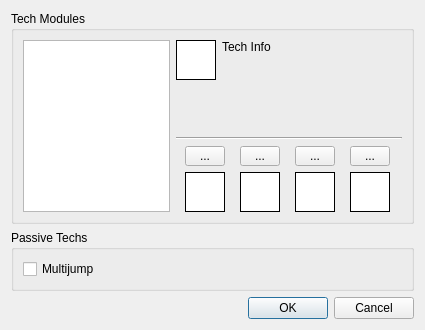
Qt form starcheat/templates/Techs.ui (wizzomafizzo/starcheat) before a commit.
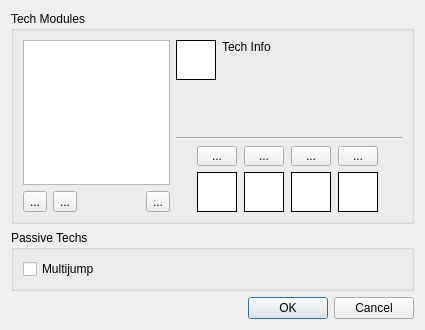
The same form after that commit. Icons and pictures are not drawn.

Commit message: Tech dialog tweaks

What changed in the file:
```diff
--- a/starcheat/templates/Techs.ui
+++ b/starcheat/templates/Techs.ui
@@ -26,219 +26,52 @@
       <string>Tech Modules</string>
      </property>
      <layout class="QGridLayout" name="gridLayout">
-      <item row="2" column="1">
-       <layout class="QHBoxLayout" name="horizontalLayout">
-        <item>
-         <layout class="QVBoxLayout" name="verticalLayout">
-          <item>
-           <widget class="QToolButton" name="icon1_button">
-            <property name="sizePolicy">
-             <sizepolicy hsizetype="Preferred" vsizetype="Preferred">
-              <horstretch>0</horstretch>
-              <verstretch>0</verstretch>
-             </sizepolicy>
-            </property>
-            <property name="maximumSize">
-             <size>
-              <width>40</width>
-              <height>20</height>
-             </size>
-            </property>
-            <property name="text">
-             <string>...</string>
-            </property>
-            <property name="icon">
-             <iconset resource="../resources.qrc">
-              <normaloff>:/starcheat/images/icons/glyphicons_halflings_093_arrow-down.png</normaloff>:/starcheat/images/icons/glyphicons_halflings_093_arrow-down.png</iconset>
-            </property>
-           </widget>
-          </item>
-          <item>
-           <widget class="QLabel" name="icon1">
-            <property name="minimumSize">
-             <size>
-              <width>40</width>
-              <height>40</height>
-             </size>
-            </property>
-            <property name="maximumSize">
-             <size>
-              <width>40</width>
-              <height>40</height>
-             </size>
-            </property>
-            <property name="styleSheet">
-             <string notr="true">background-color: white</string>
-            </property>
-            <property name="frameShape">
-             <enum>QFrame::Box</enum>
-            </property>
-            <property name="text">
-             <string/>
-            </property>
-           </widget>
-          </item>
-         </layout>
-        </item>
-        <item>
-         <layout class="QVBoxLayout" name="verticalLayout_2">
-          <item>
-           <widget class="QToolButton" name="icon2_button">
-            <property name="sizePolicy">
-             <sizepolicy hsizetype="Preferred" vsizetype="Preferred">
-              <horstretch>0</horstretch>
-              <verstretch>0</verstretch>
-             </sizepolicy>
-            </property>
-            <property name="maximumSize">
-             <size>
-              <width>40</width>
-              <height>20</height>
-             </size>
-            </property>
-            <property name="text">
-             <string>...</string>
-            </property>
-            <property name="icon">
-             <iconset resource="../resources.qrc">
-              <normaloff>:/starcheat/images/icons/glyphicons_halflings_093_arrow-down.png</normaloff>:/starcheat/images/icons/glyphicons_halflings_093_arrow-down.png</iconset>
-            </property>
-           </widget>
-          </item>
-          <item>
-           <widget class="QLabel" name="icon2">
-            <property name="minimumSize">
-             <size>
-              <width>40</width>
-              <height>40</height>
-             </size>
-            </property>
-            <property name="maximumSize">
-             <size>
-              <width>40</width>
-              <height>40</height>
-             </size>
-            </property>
-            <property name="styleSheet">
-             <string notr="true">background-color: white</string>
-            </property>
-            <property name="frameShape">
-             <enum>QFrame::Box</enum>
-            </property>
-            <property name="text">
-             <string/>
-            </property>
-           </widget>
-          </item>
-         </layout>
-        </item>
-        <item>
-         <layout class="QVBoxLayout" name="verticalLayout_3">
-          <item>
-           <widget class="QToolButton" name="icon3_button">
-            <property name="sizePolicy">
-             <sizepolicy hsizetype="Preferred" vsizetype="Preferred">
-              <horstretch>0</horstretch>
-              <verstretch>0</verstretch>
-             </sizepolicy>
-            </property>
-            <property name="maximumSize">
-             <size>
-              <width>40</width>
-              <height>20</height>
-             </size>
-            </property>
-            <property name="text">
-             <string>...</string>
-            </property>
-            <property name="icon">
-             <iconset resource="../resources.qrc">
-              <normaloff>:/starcheat/images/icons/glyphicons_halflings_093_arrow-down.png</normaloff>:/starcheat/images/icons/glyphicons_halflings_093_arrow-down.png</iconset>
-            </property>
-           </widget>
-          </item>
-          <item>
-           <widget class="QLabel" name="icon3">
-            <property name="minimumSize">
-             <size>
-              <width>40</width>
-              <height>40</height>
-             </size>
-            </property>
-            <property name="maximumSize">
-             <size>
-              <width>40</width>
-              <height>40</height>
-             </size>
-            </property>
-            <property name="styleSheet">
-             <string notr="true">background-color: white</string>
-            </property>
-            <property name="frameShape">
-             <enum>QFrame::Box</enum>
-            </property>
-            <property name="text">
-             <string/>
-            </property>
-           </widget>
-          </item>
-         </layout>
-        </item>
-        <item>
-         <layout class="QVBoxLayout" name="verticalLayout_4">
-          <item>
-           <widget class="QToolButton" name="icon4_button">
-            <property name="sizePolicy">
-             <sizepolicy hsizetype="Preferred" vsizetype="Preferred">
-              <horstretch>0</horstretch>
-              <verstretch>0</verstretch>
-             </sizepolicy>
-            </property>
-            <property name="maximumSize">
-             <size>
-              <width>40</width>
-              <height>20</height>
-             </size>
-            </property>
-            <property name="text">
-             <string>...</string>
-            </property>
-            <property name="icon">
-             <iconset resource="../resources.qrc">
-              <normaloff>:/starcheat/images/icons/glyphicons_halflings_093_arrow-down.png</normaloff>:/starcheat/images/icons/glyphicons_halflings_093_arrow-down.png</iconset>
-            </property>
-           </widget>
-          </item>
-          <item>
-           <widget class="QLabel" name="icon4">
-            <property name="minimumSize">
-             <size>
-              <width>40</width>
-              <height>40</height>
-             </size>
-            </property>
-            <property name="maximumSize">
-             <size>
-              <width>40</width>
-              <height>40</height>
-             </size>
-            </property>
-            <property name="styleSheet">
-             <string notr="true">background-color: white</string>
-            </property>
-            <property name="frameShape">
-             <enum>QFrame::Box</enum>
-            </property>
-            <property name="text">
-             <string/>
-            </property>
-           </widget>
-          </item>
-         </layout>
-        </item>
-       </layout>
+      <item row="3" column="1">
+       <widget class="QToolButton" name="remove_button">
+        <property name="toolTip">
+         <string>Remove Known Tech</string>
+        </property>
+        <property name="text">
+         <string>...</string>
+        </property>
+        <property name="icon">
+         <iconset resource="../resources.qrc">
+          <normaloff>:/starcheat/images/icons/glyphicons_halflings_081_minus-sign.png</normaloff>:/starcheat/images/icons/glyphicons_halflings_081_minus-sign.png</iconset>
+        </property>
+       </widget>
       </item>
-      <item row="0" column="1">
+      <item row="3" column="3">
+       <widget class="QToolButton" name="unlock_button">
+        <property name="toolTip">
+         <string>Unlock All Techs</string>
+        </property>
+        <property name="text">
+         <string>...</string>
+        </property>
+        <property name="icon">
+         <iconset resource="../resources.qrc">
+          <normaloff>:/starcheat/images/icons/glyphicons_204_unlock.png</normaloff>:/starcheat/images/icons/glyphicons_204_unlock.png</iconset>
+        </property>
+       </widget>
+      </item>
+      <item row="3" column="0">
+       <widget class="QToolButton" name="add_button">
+        <property name="toolTip">
+         <string>Add Known Tech</string>
+        </property>
+        <property name="text">
+         <string>...</string>
+        </property>
+        <property name="icon">
+         <iconset resource="../resources.qrc">
+          <normaloff>:/starcheat/images/icons/glyphicons_halflings_080_plus-sign.png</normaloff>:/starcheat/images/icons/glyphicons_halflings_080_plus-sign.png</iconset>
+        </property>
+       </widget>
+      </item>
+      <item row="0" column="0" rowspan="3" colspan="4">
+       <widget class="QListWidget" name="known_techs"/>
+      </item>
+      <item row="0" column="4">
        <layout class="QGridLayout" name="gridLayout_3">
         <item row="0" column="0">
          <widget class="QLabel" name="current_icon">
@@ -299,16 +132,247 @@
         </item>
        </layout>
       </item>
-      <item row="0" column="0" rowspan="3">
-       <widget class="QListWidget" name="available_techs"/>
+      <item row="2" column="4" rowspan="2">
+       <layout class="QHBoxLayout" name="horizontalLayout">
+        <property name="spacing">
+         <number>6</number>
+        </property>
+        <property name="leftMargin">
+         <number>20</number>
+        </property>
+        <property name="rightMargin">
+         <number>20</number>
+        </property>
+        <item>
+         <layout class="QVBoxLayout" name="verticalLayout">
+          <item>
+           <widget class="QToolButton" name="icon1_button">
+            <property name="sizePolicy">
+             <sizepolicy hsizetype="Preferred" vsizetype="Preferred">
+              <horstretch>0</horstretch>
+              <verstretch>0</verstretch>
+             </sizepolicy>
+            </property>
+            <property name="maximumSize">
+             <size>
+              <width>40</width>
+              <height>20</height>
+             </size>
+            </property>
+            <property name="text">
+             <string>...</string>
+            </property>
+            <property name="icon">
+             <iconset resource="../resources.qrc">
+              <normaloff>:/starcheat/images/icons/glyphicons_halflings_093_arrow-down.png</normaloff>:/starcheat/images/icons/glyphicons_halflings_093_arrow-down.png</iconset>
+            </property>
+           </widget>
+          </item>
+          <item>
+           <widget class="QLabel" name="icon1">
+            <property name="minimumSize">
+             <size>
+              <width>40</width>
+              <height>40</height>
+             </size>
+            </property>
+            <property name="maximumSize">
+             <size>
+              <width>40</width>
+              <height>40</height>
+             </size>
+            </property>
+            <property name="styleSheet">
+             <string notr="true">background-color: white</string>
+            </property>
+            <property name="frameShape">
+             <enum>QFrame::Box</enum>
+            </property>
+            <property name="text">
+             <string/>
+            </property>
+           </widget>
+          </item>
+         </layout>
+        </item>
+        <item>
+         <layout class="QVBoxLayout" name="verticalLayout_2">
+          <item>
+           <widget class="QToolButton" name="icon2_button">
+            <property name="sizePolicy">
+             <sizepolicy hsizetype="Preferred" vsizetype="Preferred">
+              <horstretch>0</horstretch>
+              <verstretch>0</verstretch>
+             </sizepolicy>
+            </property>
+            <property name="maximumSize">
+             <size>
+              <width>40</width>
+              <height>20</height>
+             </size>
+            </property>
+            <property name="text">
+             <string>...</string>
+            </property>
+            <property name="icon">
+             <iconset resource="../resources.qrc">
+              <normaloff>:/starcheat/images/icons/glyphicons_halflings_093_arrow-down.png</normaloff>:/starcheat/images/icons/glyphicons_halflings_093_arrow-down.png</iconset>
+            </property>
+           </widget>
+          </item>
+          <item>
+           <widget class="QLabel" name="icon2">
+            <property name="minimumSize">
+             <size>
+              <width>40</width>
+              <height>40</height>
+             </size>
+            </property>
+            <property name="maximumSize">
+             <size>
+              <width>40</width>
+              <height>40</height>
+             </size>
+            </property>
+            <property name="styleSheet">
+             <string notr="true">background-color: white</string>
+            </property>
+            <property name="frameShape">
+             <enum>QFrame::Box</enum>
+            </property>
+            <property name="text">
+             <string/>
+            </property>
+           </widget>
+          </item>
+         </layout>
+        </item>
+        <item>
+         <layout class="QVBoxLayout" name="verticalLayout_3">
+          <item>
+           <widget class="QToolButton" name="icon3_button">
+            <property name="sizePolicy">
+             <sizepolicy hsizetype="Preferred" vsizetype="Preferred">
+              <horstretch>0</horstretch>
+              <verstretch>0</verstretch>
+             </sizepolicy>
+            </property>
+            <property name="maximumSize">
+             <size>
+              <width>40</width>
+              <height>20</height>
+             </size>
+            </property>
+            <property name="text">
+             <string>...</string>
+            </property>
+            <property name="icon">
+             <iconset resource="../resources.qrc">
+              <normaloff>:/starcheat/images/icons/glyphicons_halflings_093_arrow-down.png</normaloff>:/starcheat/images/icons/glyphicons_halflings_093_arrow-down.png</iconset>
+            </property>
+           </widget>
+          </item>
+          <item>
+           <widget class="QLabel" name="icon3">
+            <property name="minimumSize">
+             <size>
+              <width>40</width>
+              <height>40</height>
+             </size>
+            </property>
+            <property name="maximumSize">
+             <size>
+              <width>40</width>
+              <height>40</height>
+             </size>
+            </property>
+            <property name="styleSheet">
+             <string notr="true">background-color: white</string>
+            </property>
+            <property name="frameShape">
+             <enum>QFrame::Box</enum>
+            </property>
+            <property name="text">
+             <string/>
+            </property>
+           </widget>
+          </item>
+         </layout>
+        </item>
+        <item>
+         <layout class="QVBoxLayout" name="verticalLayout_4">
+          <item>
+           <widget class="QToolButton" name="icon4_button">
+            <property name="sizePolicy">
+             <sizepolicy hsizetype="Preferred" vsizetype="Preferred">
+              <horstretch>0</horstretch>
+              <verstretch>0</verstretch>
+             </sizepolicy>
+            </property>
+            <property name="maximumSize">
+             <size>
+              <width>40</width>
+              <height>20</height>
+             </size>
+            </property>
+            <property name="text">
+             <string>...</string>
+            </property>
+            <property name="icon">
+             <iconset resource="../resources.qrc">
+              <normaloff>:/starcheat/images/icons/glyphicons_halflings_093_arrow-down.png</normaloff>:/starcheat/images/icons/glyphicons_halflings_093_arrow-down.png</iconset>
+            </property>
+           </widget>
+          </item>
+          <item>
+           <widget class="QLabel" name="icon4">
+            <property name="minimumSize">
+             <size>
+              <width>40</width>
+              <height>40</height>
+             </size>
+            </property>
+            <property name="maximumSize">
+             <size>
+              <width>40</width>
+              <height>40</height>
+             </size>
+            </property>
+            <property name="styleSheet">
+             <string notr="true">background-color: white</string>
+            </property>
+            <property name="frameShape">
+             <enum>QFrame::Box</enum>
+            </property>
+            <property name="text">
+             <string/>
+            </property>
+           </widget>
+          </item>
+         </layout>
+        </item>
+       </layout>
       </item>
-      <item row="1" column="1">
+      <item row="1" column="4">
        <widget class="Line" name="line">
         <property name="orientation">
          <enum>Qt::Horizontal</enum>
         </property>
        </widget>
       </item>
+      <item row="3" column="2">
+       <spacer name="horizontalSpacer">
+        <property name="orientation">
+         <enum>Qt::Horizontal</enum>
+        </property>
+        <property name="sizeHint" stdset="0">
+         <size>
+          <width>40</width>
+          <height>20</height>
+         </size>
+        </property>
+       </spacer>
+      </item>
      </layout>
     </widget>
    </item>
```
The commit also changes 2 other files.
